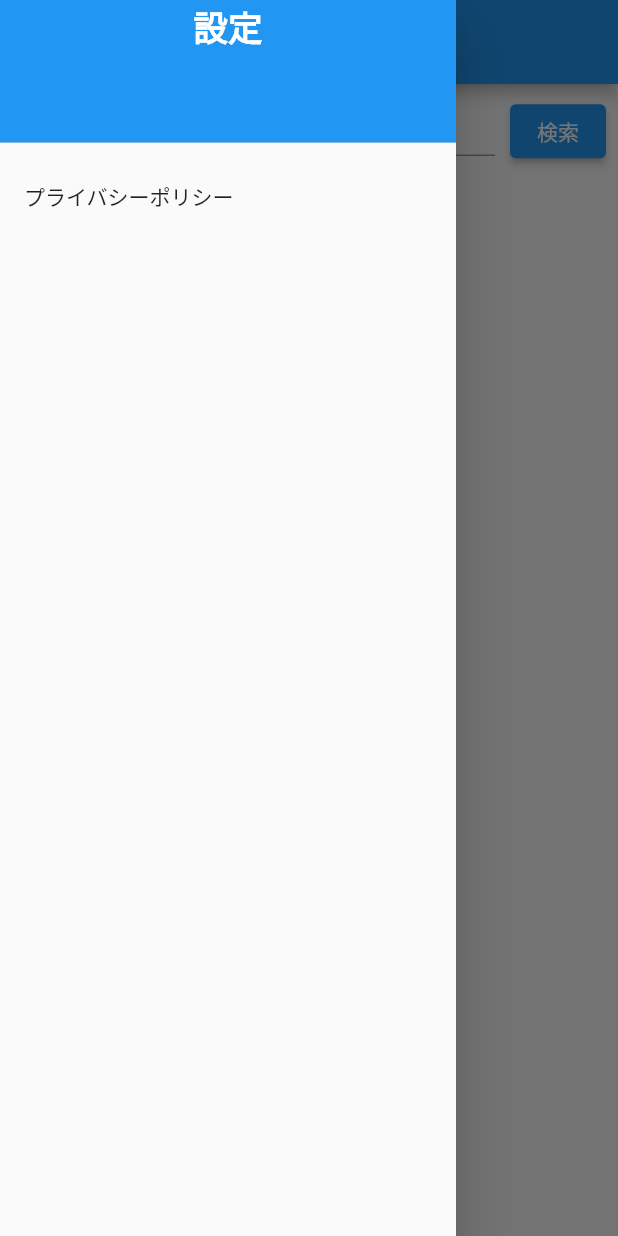
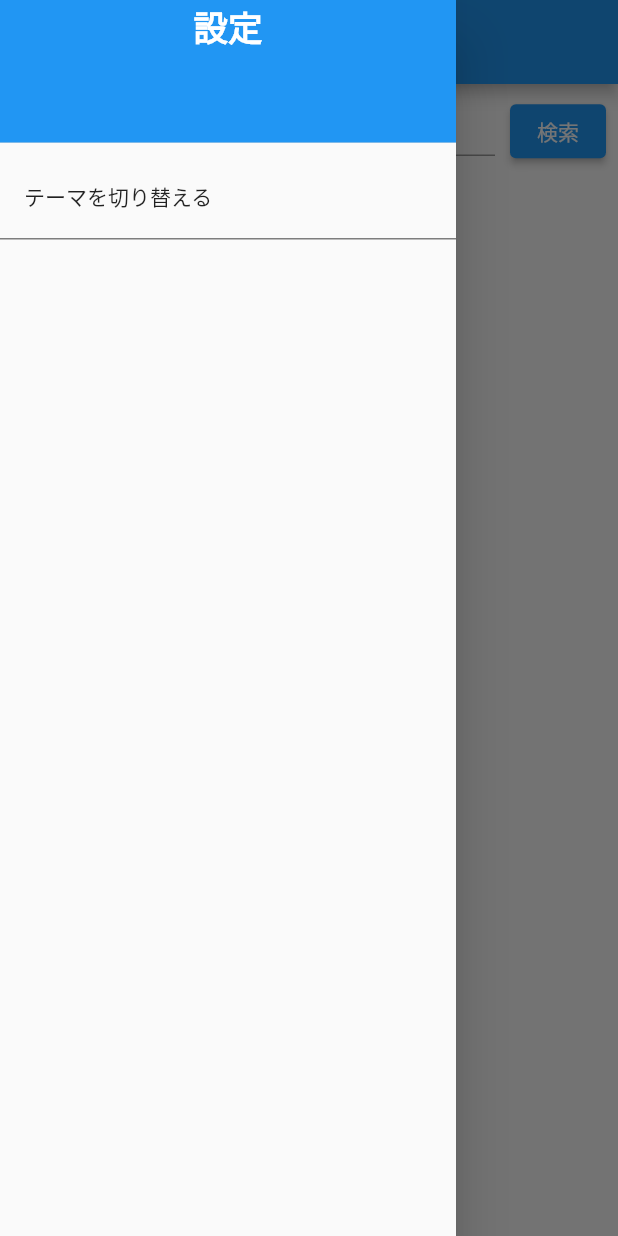
Before and after one commit to secretused/yumemi_codecheck, a Flutter app: the screen it shows after launch, with the side drawer open, on a phone screen of 412 x 824 dp. Run offline on Flutter 3.47's test engine with Material 2 defaults, Android fonts, the phone set to English and light mode, and no system bars; our stand-ins replace flutter_riverpod, freezed_annotation, shared_preferences; missing offline and left inert: dart:ffi.

Commit message:
add dark theme system(#11)

```diff
--- a/lib/main.dart
+++ b/lib/main.dart
@@ -2,22 +2,34 @@ import 'package:flutter/material.dart';
 import 'package:flutter_riverpod/flutter_riverpod.dart';
 
 import 'view/main_page.dart';
+import 'view_model/theme_change.dart';
 
-void main() {
-  runApp(const ProviderScope(child: MyApp()));
+Future<void> main() async {
+  WidgetsFlutterBinding.ensureInitialized();
+  runApp(
+    ProviderScope(
+      child: MyApp(),
+    ),
+  );
 }
 
-class MyApp extends StatelessWidget {
-  const MyApp({Key? key}) : super(key: key);
+class MyApp extends ConsumerWidget {
+  final ThemeChangeVM _themevm = ThemeChangeVM();
 
   @override
-  Widget build(BuildContext context) {
+  build(BuildContext context, WidgetRef ref) {
+    _themevm.getCurrentTheme(ref);
+    final _isDarkMode = ref.watch(isDarkModeProvider) ?? false;
     return MaterialApp(
       title: 'Flutter Demo',
-      theme: ThemeData(
-        primarySwatch: Colors.blue,
+      theme: _isDarkMode
+          ? ThemeData.dark()
+          : ThemeData(primarySwatch: Colors.blue),
+      home: MainPage(
+        title: 'Repository Search',
+        isDarkMode: _isDarkMode,
       ),
-      home: const MainPage(title: 'Repository Search'),
+      darkTheme: ThemeData(brightness: Brightness.dark),
     );
   }
 }
--- a/lib/view/main_page.dart
+++ b/lib/view/main_page.dart
@@ -3,12 +3,18 @@ import 'package:flutter/material.dart';
 import 'package:flutter_riverpod/flutter_riverpod.dart';
 
 import '../view_model/main_page_vm.dart';
+import '../view_model/theme_change.dart';
 import 'next_page.dart';
 
 class MainPage extends ConsumerStatefulWidget {
-  const MainPage({Key? key, required this.title}) : super(key: key);
+  const MainPage({
+    Key? key,
+    required this.title,
+    required this.isDarkMode,
+  }) : super(key: key);
 
   final String title;
+  final bool isDarkMode;
 
   @override
   ConsumerState<MainPage> createState() => _MainPageState();
@@ -16,7 +22,10 @@ class MainPage extends ConsumerStatefulWidget {
 
 class _MainPageState extends ConsumerState<MainPage> {
   final TextEditingController _queryTextController = TextEditingController();
+  static const String _sharedPreferencesKey = 'isDark';
+
   final MainPageVM _vm = MainPageVM();
+  final ThemeChangeVM _themevm = ThemeChangeVM();
 
   @override
   void initState() {
@@ -38,9 +47,9 @@ class _MainPageState extends ConsumerState<MainPage> {
           children: [
             SizedBox(
               height: size.height * 0.125,
-              child: const DrawerHeader(
+              child: DrawerHeader(
                 padding: EdgeInsets.zero,
-                child: Text(
+                child: const Text(
                   '設定',
                   textAlign: TextAlign.center,
                   style: TextStyle(
@@ -49,12 +58,25 @@ class _MainPageState extends ConsumerState<MainPage> {
                       fontWeight: FontWeight.bold),
                 ),
                 decoration: BoxDecoration(
-                  color: Colors.blue,
+                    color: widget.isDarkMode ? Colors.black12 : Colors.blue),
+              ),
+            ),
+            Container(
+              decoration: const BoxDecoration(
+                border: Border(
+                  bottom: BorderSide(width: 0.5),
                 ),
               ),
-            ),
-            const ListTile(
-              title: Text("プライバシーポリシー"),
+              child: ListTile(
+                title: const Text("テーマを切り替える"),
+                onTap: () {
+                  final _isDarkMode = ref.watch(isDarkModeProvider) ?? false;
+                  ref
+                      .read(isDarkModeProvider.state)
+                      .update((state) => !_isDarkMode);
+                  _themevm.onThemaChaged(_sharedPreferencesKey, !_isDarkMode);
+                },
+              ),
             ),
           ],
         ),
@@ -72,7 +94,9 @@ class _MainPageState extends ConsumerState<MainPage> {
                     child: TextField(
                       controller: _queryTextController,
                       enabled: true,
-                      style: const TextStyle(color: Colors.black),
+                      style: TextStyle(
+                          color:
+                              widget.isDarkMode ? Colors.white : Colors.black),
                       obscureText: false,
                       maxLines: 1,
                     ),
@@ -90,8 +114,11 @@ class _MainPageState extends ConsumerState<MainPage> {
             ),
             (() {
               if (data.value != null) {
-                return Text(
-                    "Total Count: ${data.value!.total_count.toString()}");
+                return Padding(
+                  padding: EdgeInsets.only(bottom: size.height * 0.025),
+                  child: Text(
+                      "Total Count: ${data.value!.total_count.toString()}"),
+                );
               } else {
                 return const Text('Non Repository');
               }
--- /dev/null
+++ b/lib/view_model/theme_change.dart
@@ -0,0 +1,18 @@
+import 'package:shared_preferences/shared_preferences.dart';
+import 'package:flutter_riverpod/flutter_riverpod.dart';
+
+const String _sharedPreferencesKey = 'isDark';
+final isDarkModeProvider = StateProvider<bool?>((ref) => false);
+
+class ThemeChangeVM {
+  getCurrentTheme(WidgetRef ref) async {
+    SharedPreferences prefs = await SharedPreferences.getInstance();
+    bool? getBool = prefs.getBool(_sharedPreferencesKey);
+    ref.read(isDarkModeProvider.state).update((state) => getBool);
+  }
+
+  Future onThemaChaged(String key, bool value) async {
+    var prefs = await SharedPreferences.getInstance();
+    prefs.setBool(key, value);
+  }
+}
--- a/pubspec.yaml
+++ b/pubspec.yaml
@@ -3,7 +3,7 @@ description: A new Flutter project.
 
 # The following line prevents the package from being accidentally published to
 # pub.dev using `flutter pub publish`. This is preferred for private packages.
-publish_to: 'none' # Remove this line if you wish to publish to pub.dev
+publish_to: "none" # Remove this line if you wish to publish to pub.dev
 
 # The following defines the version and build number for your application.
 # A version number is three numbers separated by dots, like 1.2.43
@@ -30,7 +30,6 @@ dependencies:
   flutter:
     sdk: flutter
 
-
   # The following adds the Cupertino Icons font to your application.
   # Use with the CupertinoIcons class for iOS style icons.
   cupertino_icons: ^1.0.2
@@ -39,6 +38,7 @@ dependencies:
   riverpod: ^1.0.3
   flutter_riverpod: ^1.0.3
   http: ^0.13.4
+  shared_preferences: ^2.0.15
 
 dev_dependencies:
   flutter_test:
@@ -59,7 +59,6 @@ dev_dependencies:
 
 # The following section is specific to Flutter.
 flutter:
-
   # The following line ensures that the Material Icons font is
   # included with your application, so that you can use the icons in
   # the material Icons class.
```
Also changed, not shown: pubspec.lock, 7 other files.
